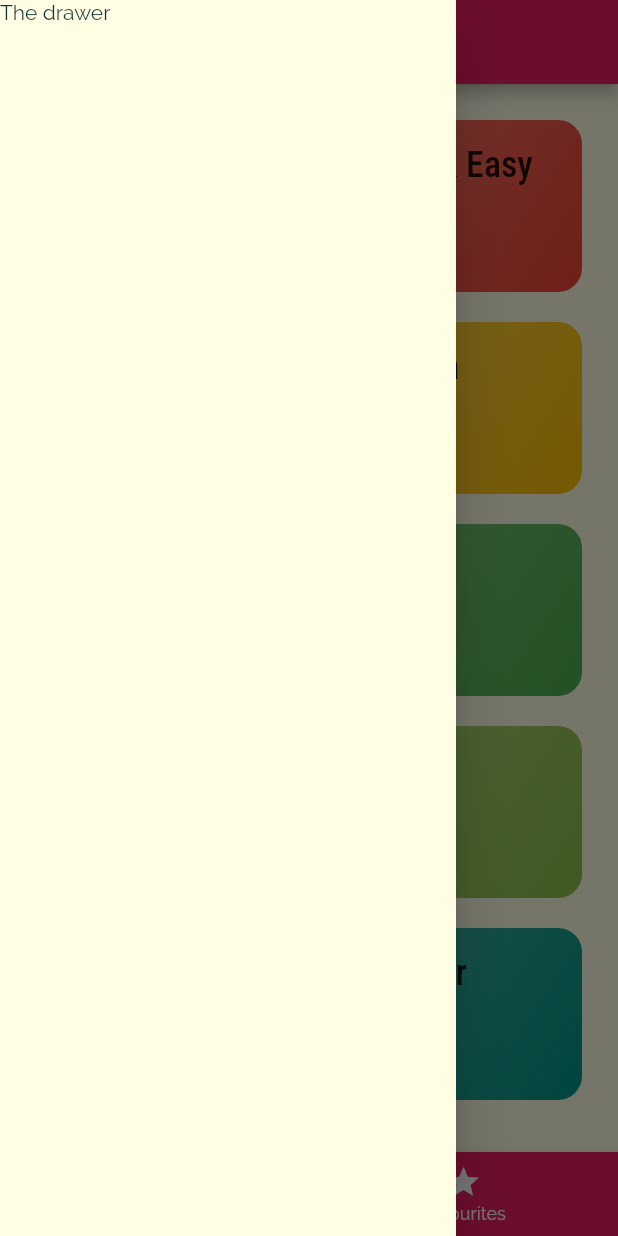
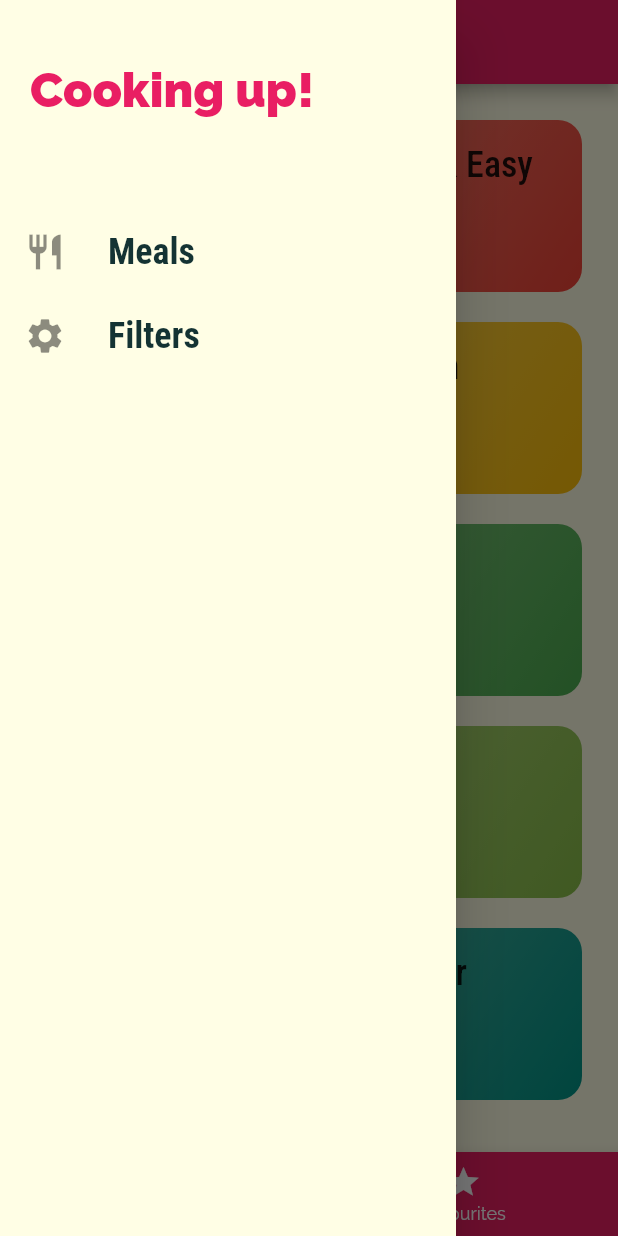
Before and after one commit to Auclown/flutter-meals, a Flutter app: the screen it shows after launch, with the side drawer open, on a phone screen of 412 x 824 dp. Run offline on Flutter 3.47's test engine with Material 2 defaults, Android fonts, the phone set to English and light mode, and no system bars.

Commit message:
30th/Apr/2021 - main_drawer.dart added

```diff
--- a/lib/screens/tabs_screen.dart
+++ b/lib/screens/tabs_screen.dart
@@ -1,5 +1,6 @@
 import 'package:flutter/material.dart';
 
+import '../widgets/main_drawer.dart';
 import './categories_screen.dart';
 import './favourites_screen.dart';
 
@@ -34,9 +35,7 @@ class _TabsScreenState extends State<TabsScreen> {
       appBar: AppBar(
         title: Text(_pages[_selectedPageIndex]['title']),
       ),
-      drawer: Drawer(
-        child: Text('The drawer'),
-      ),
+      drawer: MainDrawer(),
       body: _pages[_selectedPageIndex]['page'],
       bottomNavigationBar: BottomNavigationBar(
           onTap: _selectPage,
--- /dev/null
+++ b/lib/widgets/main_drawer.dart
@@ -0,0 +1,57 @@
+import 'package:flutter/material.dart';
+
+class MainDrawer extends StatelessWidget {
+  Widget buildListTile(String title, IconData icon) {
+    return ListTile(
+      leading: Icon(
+        icon,
+        size: 28,
+      ),
+      title: Text(
+        title,
+        style: TextStyle(
+          fontFamily: 'RobotoCondensed',
+          fontSize: 24,
+          fontWeight: FontWeight.bold,
+        ),
+      ),
+      onTap: () {
+        // ...
+      },
+    );
+  }
+
+  @override
+  Widget build(BuildContext context) {
+    return Drawer(
+      child: Column(
+        children: <Widget>[
+          Container(
+            height: 120,
+            width: double.infinity,
+            padding: EdgeInsets.all(20),
+            alignment: Alignment.centerLeft,
+            child: Text(
+              'Cooking up!',
+              style: TextStyle(
+                  fontWeight: FontWeight.w900,
+                  fontSize: 32,
+                  color: Theme.of(context).primaryColor),
+            ),
+          ),
+          SizedBox(
+            height: 20,
+          ),
+          buildListTile(
+            'Meals',
+            Icons.restaurant,
+          ),
+          buildListTile(
+            'Filters',
+            Icons.settings,
+          ),
+        ],
+      ),
+    );
+  }
+}
```
